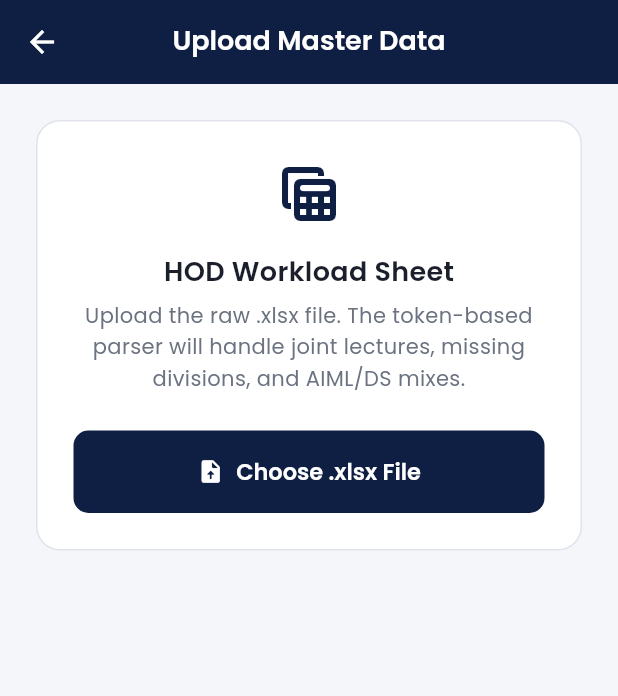
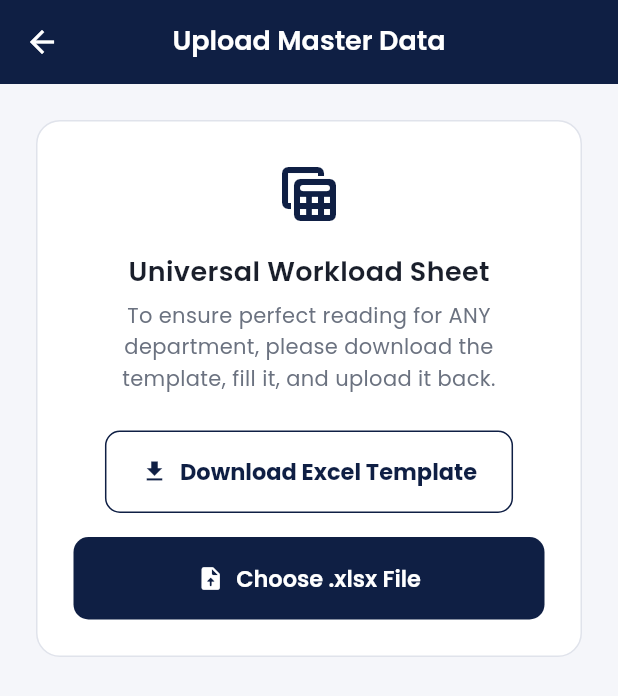
Before and after one commit to Guru2025-KIT/ENOSIS-Every-Task-One-Solution-, a Flutter app: the UploadAssignmentsScreen screen opened directly, after a tap on "Choose .xlsx File", on a phone screen of 412 x 824 dp. Shown: the top 696 px of the screen. Run offline on Flutter 3.47's test engine with Material 3 defaults, Android fonts, the phone set to English and light mode, and no system bars; our stand-ins replace file_picker, flutter_tts, google_fonts, permission_handler, speech_to_text; missing offline and left inert: dart:html, excel; accounts and stored records are empty; network calls fail.

Commit message:
TimeTable modified version

```diff
--- a/frontend/lib/app/app.dart
+++ b/frontend/lib/app/app.dart
@@ -1,6 +1,7 @@
 import 'package:flutter/material.dart';
 import '../core/theme/app_theme.dart';
 import '../features/auth/presentation/screens/splash_screen.dart';
+import '../features/dashboard/presentation/screens/main_shell.dart';
 
 /// Root widget of ENOSIS.
 ///
--- a/frontend/lib/features/timetable/presentation/screens/upload_assignments_screen.dart
+++ b/frontend/lib/features/timetable/presentation/screens/upload_assignments_screen.dart
@@ -1,3 +1,5 @@
+import 'dart:typed_data';
+import 'dart:html' as html;
 import 'package:flutter/material.dart';
 import 'package:file_picker/file_picker.dart';
 import 'package:excel/excel.dart' hide Border;
@@ -6,6 +8,14 @@ import '../../../../core/theme/app_colors.dart';
 import '../../../../core/theme/app_typography.dart';
 import '../../models/teaching_assignment.dart';
 import '../../providers/timetable_provider.dart';
+
+// Helper class for Pass 1 parsing
+class _RawRowData {
+  final String faculty, rawCode, rawName;
+  final int theoryHours, pracHours;
+  final List<String> classNames;
+  _RawRowData(this.faculty, this.rawCode, this.rawName, this.theoryHours, this.pracHours, this.classNames);
+}
 
 class UploadAssignmentsScreen extends StatefulWidget {
   const UploadAssignmentsScreen({super.key});
@@ -33,24 +43,60 @@ class _UploadAssignmentsScreenState extends State<UploadAssignmentsScreen> {
     }
   }
 
-  // ✅ 100% BULLETPROOF TOKEN-BASED PARSER
+  Future<void> _downloadTemplate() async {
+    try {
+      var excel = Excel.createExcel();
+      Sheet sheet = excel['Sheet1'];
+
+      sheet.appendRow(['INSTRUCTIONS:']);
+      sheet.appendRow(['1. Do not change column order.']);
+      sheet.appendRow(['2. Class/Division must be clear (e.g., SY-AIML-A, TY-IT-B, BTECH-COMP).']);
+      sheet.appendRow(['3. If lecture is for all divisions, write the year & dept (e.g., TY-AIML).']);
+      sheet.appendRow(['4. For joint divisions, use slash (e.g., SY-AIML-A/B).']);
+      sheet.appendRow(['5. If faculty is same for next row, leave it blank. System will auto-copy.']);
+      sheet.appendRow(['']);
+
+      sheet.appendRow(['Sr. No.', 'Faculty Name', 'Designation', 'Class / Division', 'Course Code', 'Course Name', 'Theory Hours', 'Practical Hours']);
+      sheet.appendRow([1, 'Dr. John Doe', 'Professor', 'TY-IT-A', 'IT501', 'Machine Learning', 3, 0]);
+      sheet.appendRow(['', '', '', 'TY-IT-A', 'IT501L', 'ML Lab', 0, 4]);
+
+      var bytes = excel.encode();
+      if (bytes == null) throw Exception("Failed to encode Excel");
+
+      Uint8List uint8bytes = Uint8List.fromList(bytes);
+      final blob = html.Blob([uint8bytes], 'application/vnd.openxmlformats-officedocument.spreadsheetml.sheet');
+      final url = html.Url.createObjectUrlFromBlob(blob);
+      final anchor = html.AnchorElement(href: url)..setAttribute('download', 'HOD_Workload_Template.xlsx');
+
+      html.document.body?.append(anchor);
+      anchor.click();
+      anchor.remove();
+      html.Url.revokeObjectUrl(url);
+
+      if (!mounted) return;
+      ScaffoldMessenger.of(context).showSnackBar(
+        const SnackBar(content: Text('Template downloaded! Check your Downloads folder.'), backgroundColor: AppColors.success),
+      );
+    } catch (e) {
+      if (!mounted) return;
+      ScaffoldMessenger.of(context).showSnackBar(
+        SnackBar(content: Text('Download failed: $e'), backgroundColor: Colors.red),
+      );
+    }
+  }
+
+  // ✅ 100% DYNAMIC PARSER (No Hardcoded AIML or Divisions)
   List<String> _extractClasses(String rawClass) {
     if (rawClass.isEmpty) return [];
     String c = rawClass.toUpperCase();
 
-    if (c.contains('FINAL YEAR')) {
-      debugPrint('FLAG: Input containing "FINAL YEAR" found -> "$rawClass". Needs manual review.');
-    }
-
-    c = c.replaceAll(RegExp(r'[\(\)\-\.]'), ' ');
-    c = c.replaceAll(RegExp(r'\s+'), ' ').trim();
-
     c = c.replaceAll('/', ',');
     c = c.replaceAll('&', ',');
     c = c.replaceAll(' AND ', ',');
+    c = c.replaceAll(RegExp(r'[^A-Z0-9,\s]'), ' ');
+    c = c.replaceAll(RegExp(r'\s+'), ' ').trim();
 
     List<String> segments = c.split(',').map((s) => s.trim()).where((s) => s.isNotEmpty).toList();
-
     List<String> results = [];
     String? lastYear;
     String? lastDept;
@@ -60,33 +106,35 @@ class _UploadAssignmentsScreenState extends State<UploadAssignmentsScreen> {
       if (RegExp(r'F\s*Y').hasMatch(seg)) year = 'FY';
       else if (RegExp(r'S\s*Y').hasMatch(seg)) year = 'SY';
       else if (RegExp(r'T\s*Y').hasMatch(seg)) year = 'TY';
-      else if (RegExp(r'B\s*TECH').hasMatch(seg)) year = 'BTECH';
-      else if (RegExp(r'FINAL\s*YEAR').hasMatch(seg)) year = 'BTECH';
+      else if (RegExp(r'B\s*TECH').hasMatch(seg) || RegExp(r'FINAL\s*YEAR').hasMatch(seg)) year = 'BTECH';
 
       if (year.isEmpty && lastYear != null) {
         year = lastYear!;
-      } else {
+      } else if (year.isNotEmpty) {
         lastYear = year;
       }
 
       if (year.isEmpty) continue;
 
+      List<String> tokens = seg.split(' ');
       List<String> depts = [];
-      if (seg.contains('AIML')) depts.add('AIML');
-      if (seg.contains('DS')) depts.add('DS');
+      List<String> divs = [];
+
+      for (var t in tokens) {
+        if (t == 'A' || t == 'B' || t == 'C' || t == 'D') {
+          divs.add(t);
+        } else if (t != year && t != 'Y' && t != 'YEAR' && t != 'TECH' && t != 'FINAL') {
+          if (t.isNotEmpty) depts.add(t);
+        }
+      }
 
       if (depts.isEmpty && lastDept != null) {
         depts.add(lastDept!);
-      } else if (depts.isEmpty && lastDept == null) {
-        depts.add('AIML');
-      } else {
+      } else if (depts.isNotEmpty) {
         lastDept = depts.join('-');
       }
 
-      List<String> divs = [];
-      if (RegExp(r'\bA\b').hasMatch(seg)) divs.add('A');
-      if (RegExp(r'\bB\b').hasMatch(seg)) divs.add('B');
-      if (RegExp(r'\bC\b').hasMatch(seg)) divs.add('C');
+      if (depts.isEmpty) depts.add('CORE');
 
       for (String dept in depts) {
         String baseName = '$year-$dept';
@@ -95,26 +143,12 @@ class _UploadAssignmentsScreenState extends State<UploadAssignmentsScreen> {
             results.add('$baseName-$d');
           }
         } else {
-          results.addAll(_expandDivisions(baseName));
+          results.add(baseName); // e.g., "TY-IT". Will be expanded in Pass 2.
         }
       }
     }
 
     return results.toSet().toList();
-  }
-
-  // Expansion Logic
-  List<String> _expandDivisions(String baseName) {
-    switch (baseName) {
-      case 'SY-AIML':
-        return ['SY-AIML-A', 'SY-AIML-B', 'SY-AIML-C'];
-      case 'TY-AIML':
-        return ['TY-AIML-A', 'TY-AIML-B'];
-      case 'BTECH-AIML':
-        return ['BTECH-AIML-A', 'BTECH-AIML-B']; // Added BTECH expansion!
-      default:
-        return [baseName]; // TY-DS, FY-AIML stay standalone
-    }
   }
 
   Future<void> _pickAndReadExcel() async {
@@ -149,22 +183,45 @@ class _UploadAssignmentsScreenState extends State<UploadAssignmentsScreen> {
       }
 
       final excel = Excel.decodeBytes(bytes);
-      final List<TeachingAssignment> parsedAssignments = [];
+      List<_RawRowData> rawRows = [];
 
       for (final tableName in excel.tables.keys) {
         final sheet = excel.tables[tableName];
         if (sheet == null || sheet.rows.isEmpty) continue;
 
         final rows = sheet.rows;
-        int facultyCol = 1;
-        int classCol = 3;
-        int courseCol = 4;
-        int theoryCol = 5;
-        int pracCol = 7;
+
+        int headerRowIdx = 0;
+        for (int i = 0; i < rows.length; i++) {
+          if (_getCellValue(rows[i], 0).toLowerCase().contains('sr') &&
+              _getCellValue(rows[i], 1).toLowerCase().contains('faculty')) {
+            headerRowIdx = i;
+            break;
+          }
+        }
+
+        Map<String, int> colMap = {};
+        for (int i = 0; i < rows[headerRowIdx].length; i++) {
+          String header = _getCellValue(rows[headerRowIdx], i).toLowerCase();
+          if (header.contains('faculty')) colMap['faculty'] = i;
+          else if (header.contains('class') || header.contains('div')) colMap['class'] = i;
+          else if (header.contains('code') && !header.contains('name')) colMap['code'] = i;
+          else if (header.contains('course') || header.contains('name')) colMap['name'] = i;
+          else if (header.contains('theory')) colMap['theory'] = i;
+          else if (header.contains('pract')) colMap['prac'] = i;
+        }
+
+        int facultyCol = colMap['faculty'] ?? 1;
+        int classCol = colMap['class'] ?? 3;
+        int codeCol = colMap['code'] ?? 4;
+        int nameCol = colMap['name'] ?? 5;
+        int theoryCol = colMap['theory'] ?? 6;
+        int pracCol = colMap['prac'] ?? 7;
 
         String lastFaculty = '';
 
-        for (int i = 5; i < rows.length; i++) {
+        // PASS 1: Read raw data and extract base classes
+        for (int i = headerRowIdx + 1; i < rows.length; i++) {
           final row = rows[i];
 
           String faculty = _getCellValue(row, facultyCol);
@@ -175,62 +232,82 @@ class _UploadAssignmentsScreenState extends State<UploadAssignmentsScreen> {
           }
 
           String rawClass = _getCellValue(row, classCol);
-          String rawCourse = _getCellValue(row, courseCol);
+          String rawCode = _getCellValue(row, codeCol);
+          String rawName = _getCellValue(row, nameCol);
           String theoryStr = _getCellValue(row, theoryCol);
           String pracStr = _getCellValue(row, pracCol);
 
-          if (faculty.isEmpty && rawClass.isEmpty && rawCourse.isEmpty) continue;
-          if (rawClass.toLowerCase().contains('total') || rawCourse.toLowerCase().contains('total')) continue;
-
-          String subjectCode = '';
-          String subjectName = rawCourse;
-
-          RegExp exp = RegExp(r'^([A-Z]{2,}\d*[A-Z]*\d+)\s*(.*)');
-          Match? match = exp.firstMatch(rawCourse);
-          if (match != null) {
-            subjectCode = match.group(1) ?? '';
-            subjectName = match.group(2) ?? rawCourse;
-          } else {
-            subjectCode = 'N/A';
-            subjectName = rawCourse;
-          }
+          if (faculty.isEmpty && rawClass.isEmpty && rawName.isEmpty) continue;
+          if (rawClass.toLowerCase().contains('total') || rawName.toLowerCase().contains('total')) continue;
 
           List<String> classNames = _extractClasses(rawClass);
-
           int pracHours = int.tryParse(pracStr) ?? 0;
           int theoryHours = int.tryParse(theoryStr) ?? 0;
 
-          for (String className in classNames) {
-            if (pracHours > 0) {
-              if (pracHours >= 4) {
-                int batch1Hours = pracHours ~/ 2;
-                int batch2Hours = pracHours - batch1Hours;
+          rawRows.add(_RawRowData(faculty, rawCode, rawName, theoryHours, pracHours, classNames));
+        }
+        break;
+      }
+
+      // PASS 2: Build dynamic division map and expand combined classes
+      Map<String, Set<String>> deptDivisions = {};
+      for (var row in rawRows) {
+        for (var cName in row.classNames) {
+          List<String> parts = cName.split('-');
+          if (parts.length == 3) {
+            String base = '${parts[0]}-${parts[1]}';
+            deptDivisions.putIfAbsent(base, () => <String>{}).add(parts[2]);
+          }
+        }
+      }
+
+      final List<TeachingAssignment> parsedAssignments = [];
+      for (var row in rawRows) {
+        List<String> finalClassNames = [];
+
+        for (var cName in row.classNames) {
+          if (cName.split('-').length == 3) {
+            finalClassNames.add(cName); // Already has division
+          } else if (deptDivisions.containsKey(cName)) {
+            // Expand combined class (e.g., "TY-IT" -> "TY-IT-A", "TY-IT-B")
+            for (var div in deptDivisions[cName]!) {
+              finalClassNames.add('$cName-$div');
+            }
+          } else {
+            // Standalone class with no divisions in the whole sheet (e.g., "TY-DS")
+            finalClassNames.add(cName);
+          }
+        }
+
+        for (String className in finalClassNames) {
+          if (row.pracHours > 0) {
+            if (row.pracHours >= 4) {
+              int batch1Hours = row.pracHours ~/ 2;
+              int batch2Hours = row.pracHours - batch1Hours;
 
               parsedAssignments.add(TeachingAssignment(
-                  facultyName: faculty, subjectName: subjectName, subjectCode: subjectCode,
+                facultyName: row.faculty, subjectName: row.rawName, subjectCode: row.rawCode,
                 className: className, batch: 'Batch 1', weeklyHours: batch1Hours, type: 'Lab',
               ));
               parsedAssignments.add(TeachingAssignment(
-                  facultyName: faculty, subjectName: subjectName, subjectCode: subjectCode,
+                facultyName: row.faculty, subjectName: row.rawName, subjectCode: row.rawCode,
                 className: className, batch: 'Batch 2', weeklyHours: batch2Hours, type: 'Lab',
               ));
             } else {
               parsedAssignments.add(TeachingAssignment(
-                  facultyName: faculty, subjectName: subjectName, subjectCode: subjectCode,
-                  className: className, batch: 'Single Batch', weeklyHours: pracHours, type: 'Lab',
+                facultyName: row.faculty, subjectName: row.rawName, subjectCode: row.rawCode,
+                className: className, batch: 'Single Batch', weeklyHours: row.pracHours, type: 'Lab',
               ));
             }
           }
 
-            if (theoryHours > 0) {
+          if (row.theoryHours > 0) {
             parsedAssignments.add(TeachingAssignment(
-                facultyName: faculty, subjectName: subjectName, subjectCode: subjectCode,
-                className: className, batch: '-', weeklyHours: theoryHours, type: 'Theory',
+              facultyName: row.faculty, subjectName: row.rawName, subjectCode: row.rawCode,
+              className: className, batch: '-', weeklyHours: row.theoryHours, type: 'Theory',
             ));
           }
         }
-        }
-        break;
       }
 
       if (!mounted) return;
@@ -238,7 +315,7 @@ class _UploadAssignmentsScreenState extends State<UploadAssignmentsScreen> {
       if (parsedAssignments.isEmpty) {
         setState(() {
           _isLoading = false;
-          _errorMessage = 'No valid rows found. Ensure this is the HOD Workload sheet.';
+          _errorMessage = 'No valid rows found. Please download and use the template.';
         });
         return;
       }
@@ -252,7 +329,7 @@ class _UploadAssignmentsScreenState extends State<UploadAssignmentsScreen> {
 
       ScaffoldMessenger.of(context).showSnackBar(
         SnackBar(
-          content: Text('Loaded ${parsedAssignments.length} assignments. Classes expanded!'),
+          content: Text('Loaded ${parsedAssignments.length} assignments dynamically!'),
           backgroundColor: AppColors.success,
           behavior: SnackBarBehavior.floating,
         ),
@@ -319,10 +396,22 @@ class _UploadAssignmentsScreenState extends State<UploadAssignmentsScreen> {
               children: [
                 const Icon(Icons.table_view_rounded, size: 48, color: AppColors.primary),
                 const SizedBox(height: 16),
-                Text('HOD Workload Sheet', style: AppTypography.h3),
+                Text('Universal Workload Sheet', style: AppTypography.h3),
                 const SizedBox(height: 8),
-                Text('Upload the raw .xlsx file. The token-based parser will handle joint lectures, missing divisions, and AIML/DS mixes.', textAlign: TextAlign.center, style: AppTypography.bodySecondary),
+                Text('To ensure perfect reading for ANY department, please download the template, fill it, and upload it back.', textAlign: TextAlign.center, style: AppTypography.bodySecondary),
                 const SizedBox(height: 24),
+
+                OutlinedButton.icon(
+                  onPressed: _downloadTemplate,
+                  icon: const Icon(Icons.download, color: AppColors.primary),
+                  label: const Text('Download Excel Template', style: TextStyle(color: AppColors.primary, fontWeight: FontWeight.bold)),
+                  style: OutlinedButton.styleFrom(
+                    padding: const EdgeInsets.symmetric(vertical: 16, horizontal: 24),
+                    side: const BorderSide(color: AppColors.primary),
+                  ),
+                ),
+                const SizedBox(height: 16),
+
                 ElevatedButton.icon(
                   onPressed: _pickAndReadExcel,
                   icon: const Icon(Icons.upload_file_rounded, color: Colors.white),
--- a/frontend/pubspec.yaml
+++ b/frontend/pubspec.yaml
@@ -19,6 +19,7 @@ dependencies:
   speech_to_text: ^7.4.0
   permission_handler: ^11.3.1
   excel: ^3.0.0
+  url_launcher: ^6.3.0
 
 
 dev_dependencies:
```
Also changed, not shown: frontend/lib/features/timetable/providers/timetable_provider.dart (+123 -41 lines), frontend/pubspec.lock, 5 other files. Lines whose indentation alone changed are shown as unchanged.
